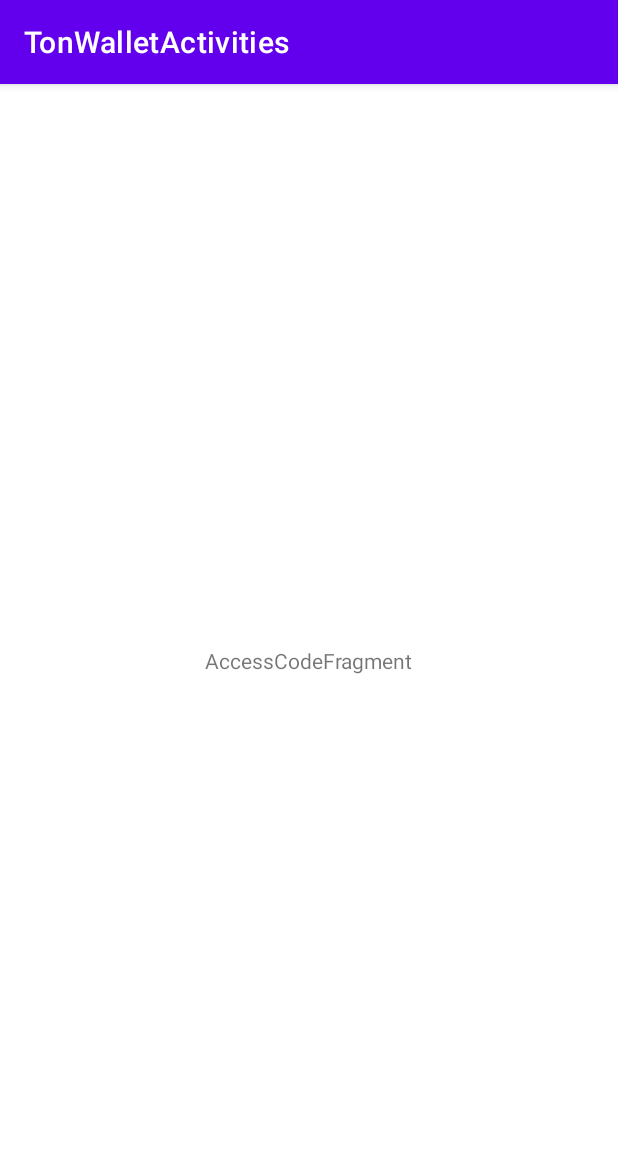
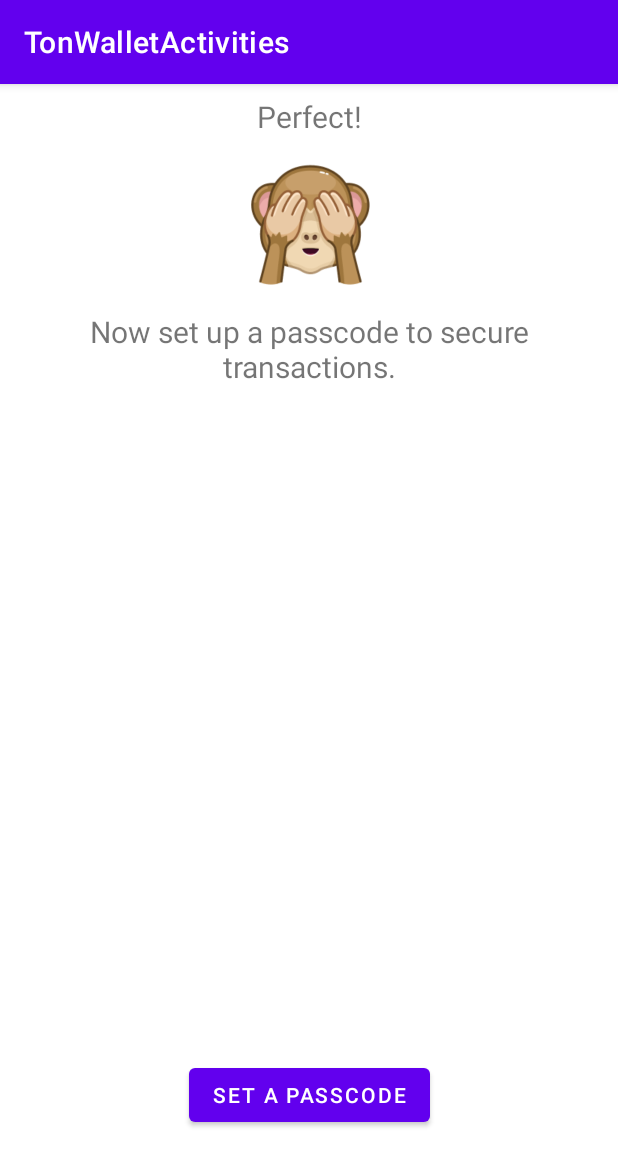
Before and after one commit to maxistar/tonwalletapp, an Android app: the AccessCodeFragment screen opened directly, with no data from a screen before it, on a phone screen of 412 x 824 dp. Shown: the top 1166 px of the screen. Run offline under Robolectric (Android 15) with nearby library versions, the phone set to English and light mode, and no system bars.

Commit message:
add broken layout

```diff
--- a/app/src/main/res/layout/fragment_access_code.xml
+++ b/app/src/main/res/layout/fragment_access_code.xml
@@ -2,19 +2,64 @@
 <androidx.constraintlayout.widget.ConstraintLayout xmlns:android="http://schemas.android.com/apk/res/android"
     xmlns:app="http://schemas.android.com/apk/res-auto"
     xmlns:tools="http://schemas.android.com/tools"
-    android:id="@+id/access_code"
     android:layout_width="match_parent"
     android:layout_height="match_parent"
     tools:context=".ui.main.AccessCodeFragment">
 
     <TextView
-        android:id="@+id/message"
+        android:id="@+id/ton_wallet_title"
+        android:layout_width="match_parent"
+        android:layout_height="wrap_content"
+        android:layout_marginStart="8dp"
+        android:layout_marginTop="8dp"
+        android:layout_marginEnd="8dp"
+        android:textAlignment="center"
+        app:layout_constraintTop_toTopOf="parent"
+        android:textSize="20sp"
+        android:text="@string/success_screen_title"
+        />
+
+    <LinearLayout
+        android:id="@+id/ton_image_layout"
         android:layout_width="wrap_content"
         android:layout_height="wrap_content"
-        android:text="AccessCodeFragment"
+        android:layout_marginStart="8dp"
+        android:layout_marginTop="8dp"
+        android:layout_marginEnd="8dp"
+        app:layout_constraintLeft_toLeftOf="parent"
+        app:layout_constraintRight_toRightOf="parent"
+        app:layout_constraintTop_toBottomOf="@id/ton_wallet_title"
+        >
+        <ImageView
+            android:id="@+id/ton_wallet_logo"
+            android:layout_width="100dp"
+            android:layout_height="100dp"
+            tools:src="@drawable/donotwatch"
+            android:src="@drawable/donotwatch"
+            android:contentDescription="@string/app_name" />
+    </LinearLayout>
+
+
+    <TextView
+        android:id="@+id/ton_wallet_description"
+        android:layout_width="match_parent"
+        android:layout_height="wrap_content"
+        android:layout_marginStart="8dp"
+        android:layout_marginTop="8dp"
+        android:layout_marginEnd="8dp"
+        android:textAlignment="center"
+        android:textSize="20sp"
+        android:text="@string/success_screen_text"
+        app:layout_constraintTop_toBottomOf="@id/ton_image_layout" />
+
+    <Button
+        android:id="@+id/button"
+        android:layout_width="wrap_content"
+        android:layout_height="wrap_content"
+        android:text="@string/success_screen_button"
+        app:layout_constraintLeft_toLeftOf="parent"
+        app:layout_constraintRight_toRightOf="parent"
         app:layout_constraintBottom_toBottomOf="parent"
-        app:layout_constraintEnd_toEndOf="parent"
-        app:layout_constraintStart_toStartOf="parent"
-        app:layout_constraintTop_toTopOf="parent" />
-
+        android:layout_marginBottom="70dp"
+        />
 </androidx.constraintlayout.widget.ConstraintLayout>
```
Also changed, not shown: 1 other file.
